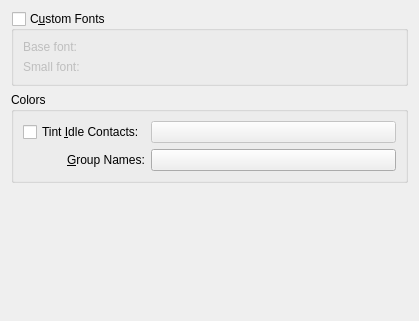
Qt form kopete/config/appearance/appearanceconfig_colors.ui (KDE/kopete) before a commit.
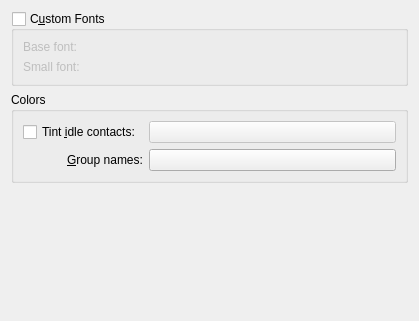
The same form after that commit. Custom widgets are drawn as their Qt base class.

Diff of the .ui file:
```diff
--- a/kopete/config/appearance/appearanceconfig_colors.ui
+++ b/kopete/config/appearance/appearanceconfig_colors.ui
@@ -86,7 +86,7 @@
          </sizepolicy>
         </property>
         <property name="text" >
-         <string>Tint &amp;Idle Contacts:</string>
+         <string>Tint &amp;idle contacts:</string>
         </property>
        </widget>
       </item>
@@ -128,7 +128,7 @@
          </sizepolicy>
         </property>
         <property name="text" >
-         <string>&amp;Group Names:</string>
+         <string>&amp;Group names:</string>
         </property>
         <property name="buddy" >
          <cstring>kcfg_groupNameColor</cstring>
```
